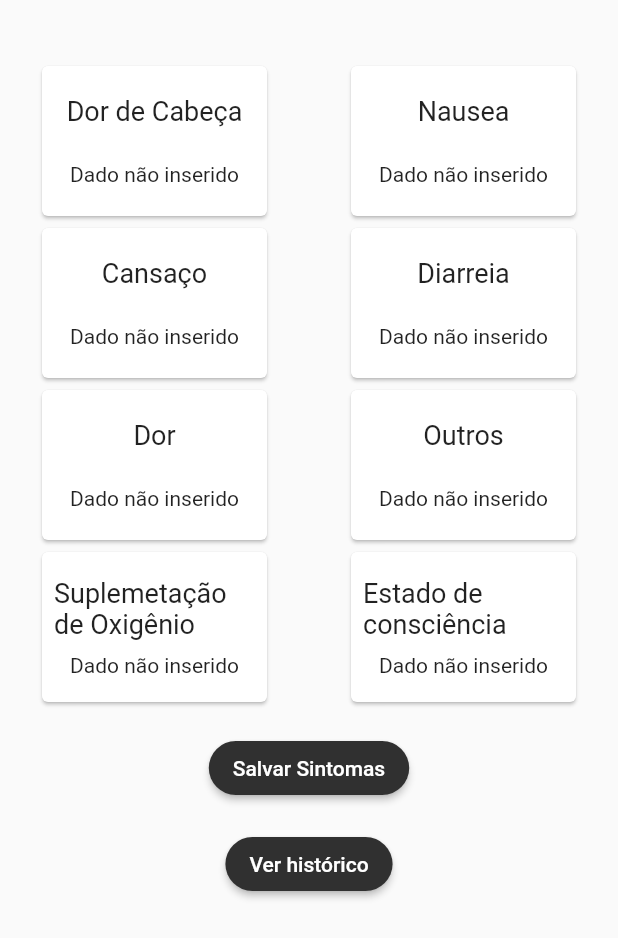
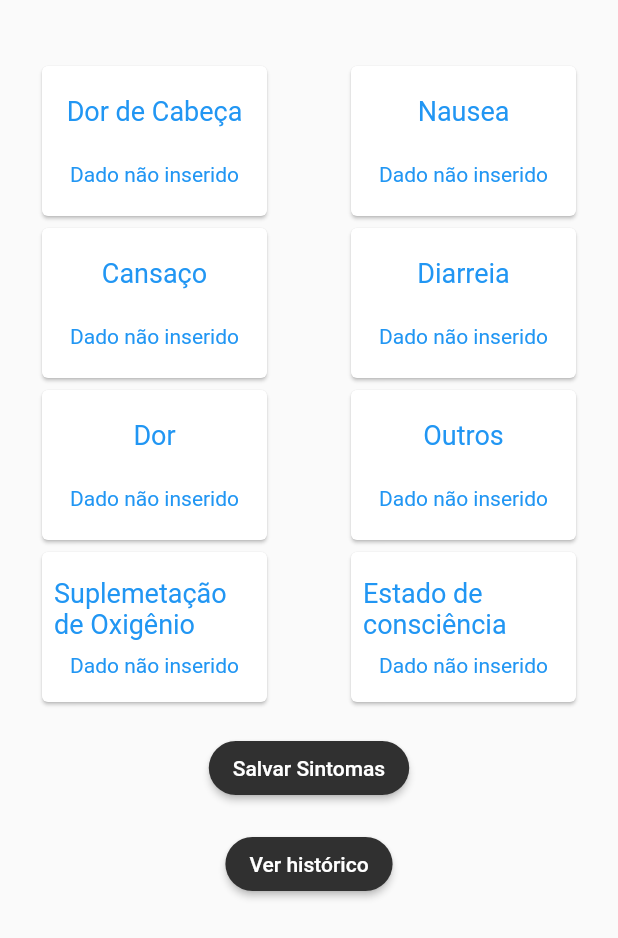
Before and after one commit to themaripool/ProjetoFinal-MarielaAndrade, a Flutter app: the PatientSymptoms screen opened directly, on a phone screen of 412 x 824 dp. Shown: the top 938 px of the screen. Run offline on Flutter 3.47's test engine with Material 2 defaults, Android fonts, the phone set to English and light mode, and no system bars; our stand-ins replace flutter_form_builder, flutter_local_notifications, shared_preferences, syncfusion_flutter_charts, typed_data; missing offline and left inert: mqtt_client, postgres; accounts and stored records are empty.

Commit message:
[ADD] Modo escuro tela de medico

```diff
--- a/lib/Data/Data.dart
+++ b/lib/Data/Data.dart
@@ -1,4 +1,3 @@
-export 'package:firebase_database/firebase_database.dart';
 export 'DAO/PostgresDao.dart';
 export 'mqtt/mqttManager.dart';
 export 'Provider/BedProvider.dart';
--- a/lib/Data/mqtt/mqttManager.dart
+++ b/lib/Data/mqtt/mqttManager.dart
@@ -26,7 +26,6 @@ BuildContext contextNavigation;
 var Beds = List(2);
 final _client = MqttServerClient.withPort(broker, clientIdentifier, port);
 
-AlarmsDao alarmsDao;
 
 String sectorId;
 String userId;
@@ -59,7 +58,6 @@ var appHistory = TOPIC_604 + '2'; //"SmartAlarm/Client/Application/History"
 class MQTTManager {
   var contentLoginRequest;
   void initializeMQTTClient(login, password, BuildContext context) {
-    alarmsDao = AlarmsDao();
 
     username = login;
     passwd = password;
--- a/lib/Screens/GeneralUseCase/Pages/Dashboard/Dashboard.dart
+++ b/lib/Screens/GeneralUseCase/Pages/Dashboard/Dashboard.dart
@@ -2,6 +2,7 @@ import 'package:flutter/cupertino.dart';
 import 'package:flutter/material.dart';
 import 'package:flutter/rendering.dart';
 import 'package:projeto_final_1/Data/Data.dart';
+import 'package:projeto_final_1/Screens/GeneralUseCase/config.dart';
 import '../../GeneralUseCase.dart';
 
 class Dashboard extends StatefulWidget {
@@ -25,7 +26,6 @@ class _DashboardState extends State<Dashboard> {
     }
     if (_platform == TargetPlatform.iOS) {
       return Scaffold(
-          backgroundColor: Colors.grey[300],
           body: Center(
             child: Column(children: [
               Padding(
@@ -110,7 +110,6 @@ class _DashboardState extends State<Dashboard> {
           ));
     } else {
       return Scaffold(
-          backgroundColor: Colors.grey[300],
           body: Center(
             child: Column(children: [
               Padding(
--- a/lib/Screens/GeneralUseCase/Pages/Dashboard/ListViewPatients.dart
+++ b/lib/Screens/GeneralUseCase/Pages/Dashboard/ListViewPatients.dart
@@ -29,9 +29,7 @@ class _ListViewPatientsState extends State<ListViewPatients> {
       } else {
         return ListView.separated(
           itemCount: model.bySector[model.selectedSector].length,
-          separatorBuilder: (BuildContext context, int index) => const Divider(
-            color: Colors.black,
-          ),
+          separatorBuilder: (BuildContext context, int index) => const Divider(height: 2, thickness: 4,),
           itemBuilder: (BuildContext context, int index) {
             var bedId = model.bedIds;
             return GestureDetector(
--- /dev/null
+++ b/lib/Screens/GeneralUseCase/config.dart
@@ -0,0 +1,3 @@
+import 'package:projeto_final_1/Screens/GeneralUseCase/Pages/Settings.dart';
+
+SwitchProvider currentTheme = SwitchProvider();
--- a/lib/Screens/InpatientUseCase/Components/alerts/OXAlert.dart
+++ b/lib/Screens/InpatientUseCase/Components/alerts/OXAlert.dart
@@ -23,7 +23,7 @@ class OXAlert extends StatelessWidget {
               padding: const EdgeInsets.fromLTRB(10, 70, 10, 10),
               child: Column(
                 children: [
-                  Text("Por favor, indique a suplementação de oxigênio", style: TextStyle(fontWeight: FontWeight.bold, fontSize: 20),),
+                  Text("Por favor, indique a suplementação de oxigênio", style: TextStyle(fontWeight: FontWeight.bold, fontSize: 20, color: Theme.of(context).primaryColor),),
                   SizedBox(height: 16,),
                   Row(
                     mainAxisAlignment: MainAxisAlignment.spaceEvenly,
--- a/lib/Screens/InpatientUseCase/Components/alerts/OtherAlert.dart
+++ b/lib/Screens/InpatientUseCase/Components/alerts/OtherAlert.dart
@@ -20,7 +20,7 @@ class OtherAlert extends StatelessWidget {
               padding: const EdgeInsets.fromLTRB(10, 70, 10, 10),
               child: Column(
                 children: [
-                  Text("Por favor, escreva o sintoma", style: TextStyle(fontWeight: FontWeight.bold, fontSize: 20),),
+                  Text("Por favor, escreva o sintoma", style: TextStyle(fontWeight: FontWeight.bold, fontSize: 20, color: Theme.of(context).primaryColor),),
                   SizedBox(height: 16,),
                   TextField(
                     controller: controller,
--- a/lib/Screens/InpatientUseCase/Components/alerts/SymptomsAlert.dart
+++ b/lib/Screens/InpatientUseCase/Components/alerts/SymptomsAlert.dart
@@ -22,7 +22,7 @@ class SymptomsAlert extends StatelessWidget {
               padding: const EdgeInsets.fromLTRB(10, 70, 10, 10),
               child: Column(
                 children: [
-                  Text("Por favor, selecione o nível de desconforto", style: TextStyle(fontWeight: FontWeight.bold, fontSize: 20),),
+                  Text("Por favor, selecione o nível de desconforto", style: TextStyle(fontWeight: FontWeight.bold, fontSize: 20, color: Theme.of(context).primaryColor),),
                   SizedBox(height: 8,),
                   FormBuilderSegmentedControl(
                         selectedColor: Colors.grey[700],
--- a/lib/Screens/InpatientUseCase/Pages/InpatientSymptoms.dart
+++ b/lib/Screens/InpatientUseCase/Pages/InpatientSymptoms.dart
@@ -7,6 +7,8 @@
 import 'package:flutter/cupertino.dart';
 import 'package:flutter/material.dart';
 import 'package:projeto_final_1/Data/Data.dart';
+import 'package:projeto_final_1/Screens/GeneralUseCase/GeneralUseCase.dart';
+import 'package:projeto_final_1/Screens/GeneralUseCase/config.dart';
 import '../InpatientUseCase.dart';
 
 class PatientSymptoms extends StatefulWidget {
@@ -181,14 +183,16 @@ class PageBody extends StatelessWidget {
                         children: [
                           Text(
                             "Dor de Cabeça",
-                            style: TextStyle(fontSize: 18),
+                            style: TextStyle(fontSize: 18, color: Theme.of(context).primaryColor),
                           ),
                           Consumer<Symptoms>(
                               builder: (context, headacheVal, child) {
                             if (headacheVal.toStringHeadache() == "-1") {
-                              return Text("Dado não inserido");
+                              return Text("Dado não inserido",
+                            style: TextStyle(color: Theme.of(context).primaryColor));
                             }
-                            return Text(headacheVal.toStringHeadache());
+                            return Text(headacheVal.toStringHeadache(),
+                            style: TextStyle(color: Theme.of(context).primaryColor));
                           }),
                         ],
                       ),
@@ -220,14 +224,16 @@ class PageBody extends StatelessWidget {
                         children: [
                           Text(
                             "Cansaço",
-                            style: TextStyle(fontSize: 18),
+                            style: TextStyle(fontSize: 18,color: Theme.of(context).primaryColor),
                           ),
                           Consumer<Symptoms>(
                               builder: (context, tirednessVal, child) {
                             if (tirednessVal.toStringTiredness() == "-1") {
-                              return Text("Dado não inserido");
+                              return Text("Dado não inserido",
+                            style: TextStyle(color: Theme.of(context).primaryColor));
                             }
-                            return Text(tirednessVal.toStringTiredness());
+                            return Text(tirednessVal.toStringTiredness(),
+                            style: TextStyle(color: Theme.of(context).primaryColor));
                           }),
                         ],
                       ),
@@ -259,14 +265,16 @@ class PageBody extends StatelessWidget {
                         children: [
                           Text(
                             "Dor",
-                            style: TextStyle(fontSize: 18),
+                            style: TextStyle(fontSize: 18,color: Theme.of(context).primaryColor),
                           ),
                           Consumer<Symptoms>(
                               builder: (context, painVal, child) {
                             if (painVal.toStringPain() == "-1") {
-                              return Text("Dado não inserido");
+                              return Text("Dado não inserido",
+                            style: TextStyle(color: Theme.of(context).primaryColor));
                             }
-                            return Text(painVal.toStringPain());
+                            return Text(painVal.toStringPain(),
+                            style: TextStyle(color: Theme.of(context).primaryColor));
                           }),
                         ],
                       ),
@@ -295,13 +303,15 @@ class PageBody extends StatelessWidget {
                         children: [
                           Text(
                             "Suplemetação de Oxigênio",
-                            style: TextStyle(fontSize: 18),
+                            style: TextStyle(fontSize: 18,color: Theme.of(context).primaryColor),
                           ),
                           Consumer<Symptoms>(builder: (context, val, child) {
                             if (val.toStringOx() == "") {
-                              return Text("Dado não inserido");
+                              return Text("Dado não inserido",
+                            style: TextStyle(color: Theme.of(context).primaryColor));
                             }
-                            return Text(val.toStringOx());
+                            return Text(val.toStringOx(),
+                            style: TextStyle(color: Theme.of(context).primaryColor));
                           }),
                         ],
                       ),
@@ -342,14 +352,16 @@ class PageBody extends StatelessWidget {
                         children: [
                           Text(
                             "Nausea",
-                            style: TextStyle(fontSize: 18),
+                            style: TextStyle(fontSize: 18,color: Theme.of(context).primaryColor),
                           ),
                           Consumer<Symptoms>(
                               builder: (context, nauseaVal, child) {
                             if (nauseaVal.toStringNausea() == "-1") {
-                              return Text("Dado não inserido");
+                              return Text("Dado não inserido",
+                            style: TextStyle(color: Theme.of(context).primaryColor));
                             }
-                            return Text(nauseaVal.toStringNausea());
+                            return Text(nauseaVal.toStringNausea(),
+                            style: TextStyle(color: Theme.of(context).primaryColor));
                           }),
                         ],
                       ),
@@ -381,14 +393,16 @@ class PageBody extends StatelessWidget {
                         children: [
                           Text(
                             "Diarreia",
-                            style: TextStyle(fontSize: 18),
+                            style: TextStyle(fontSize: 18,color: Theme.of(context).primaryColor),
                           ),
                           Consumer<Symptoms>(
                               builder: (context, diarrheaVal, child) {
                             if (diarrheaVal.toStringDiarrhea() == "-1") {
-                              return Text("Dado não inserido");
+                              return Text("Dado não inserido",
+                            style: TextStyle(color: Theme.of(context).primaryColor));
                             }
-                            return Text(diarrheaVal.toStringDiarrhea());
+                            return Text(diarrheaVal.toStringDiarrhea(),
+                            style: TextStyle(color: Theme.of(context).primaryColor));
                           }),
                         ],
                       ),
@@ -420,14 +434,16 @@ class PageBody extends StatelessWidget {
                         children: [
                           Text(
                             "Outros",
-                            style: TextStyle(fontSize: 18),
+                            style: TextStyle(fontSize: 18,color: Theme.of(context).primaryColor),
                           ),
                           Consumer<Symptoms>(
                               builder: (context, othersVal, child) {
                             if (othersVal.toStringOthers() == "") {
-                              return Text("Dado não inserido");
+                              return Text("Dado não inserido",
+                            style: TextStyle(color: Theme.of(context).primaryColor));
                             }
-                            return Text(othersVal.toStringOthers());
+                            return Text(othersVal.toStringOthers(),
+                            style: TextStyle(color: Theme.of(context).primaryColor));
                           }),
                         ],
                       ),
@@ -456,13 +472,15 @@ class PageBody extends StatelessWidget {
                         children: [
                           Text(
                             "Estado de consciência",
-                            style: TextStyle(fontSize: 18),
+                            style: TextStyle(fontSize: 18,color: Theme.of(context).primaryColor),
                           ),
                           Consumer<Symptoms>(builder: (context, val, child) {
                             if (val.toStringConscience() == "") {
-                              return Text("Dado não inserido");
+                              return Text("Dado não inserido",
+                            style: TextStyle(color: Theme.of(context).primaryColor));
                             }
-                            return Text(val.toStringConscience());
+                            return Text(val.toStringConscience(),
+                            style: TextStyle(color: Theme.of(context).primaryColor));
                           }),
                         ],
                       ),
```
Also changed, not shown: lib/Data/Provider/BedProvider.dart (+5 -3 lines), lib/Screens/GeneralUseCase/Pages/Dashboard/DashboardAlarmView.dart (+5 -2 lines), lib/Screens/GeneralUseCase/Pages/Home.dart (+10 -2 lines), lib/Screens/GeneralUseCase/Pages/Settings.dart (+39 -24 lines), lib/Screens/InpatientUseCase/Components/alerts/ConscienceAlert.dart (+12 -7 lines), lib/Screens/InpatientUseCase/Pages/InpatientNavigation.dart (+7 -0 lines), lib/Screens/InpatientUseCase/Pages/InpatientSymptomsHistory.dart (+28 -11 lines), lib/Screens/MedicalTeamUseCase/Components/BedComponentList.dart (+11 -13 lines), lib/Screens/MedicalTeamUseCase/Pages/BedDetails.dart (+10 -4 lines), lib/main.dart (+1 -8 lines).
